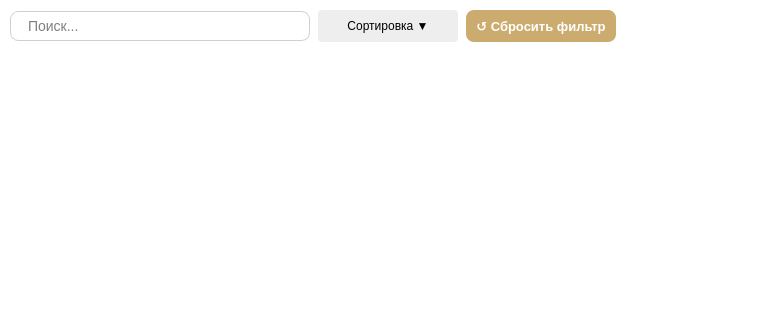
lerakaplich/Documents, file client/ui/system/document_types/document_type_page.ui: the form before one commit; both pictures show x 0 to 766 and y 0 to 320 of the 900 by 600 pixel window.
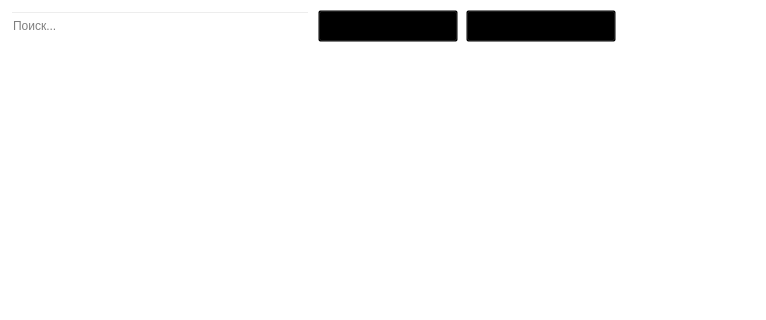
The form after the commit.

Diff of the .ui file:
```diff
--- a/client/ui/system/document_types/document_type_page.ui
+++ b/client/ui/system/document_types/document_type_page.ui
@@ -53,11 +53,12 @@
        </property>
        <property name="styleSheet">
         <string notr="true">QLineEdit {
-    border: 1px solid #D0D0D0;
+    border: 1px solid {BORDER_INPUT};
     border-radius: 8px;
     padding: 5px 15px;
     font-size: 14px;
-    background-color: white;
+    background-color: {BG_INPUT};
+    color: {TEXT_PRIMARY};
 }
 QLineEdit:focus {
     border: 2px solid #D22730;
@@ -78,10 +79,10 @@
        </property>
        <property name="styleSheet">
         <string notr="true">QPushButton {
-    background-color: #eeeeee;
+    background-color: {BTN_SECONDARY_BG};
     border-radius: 4px;
     font-weight: normal;
-    color: black;
+    color: {TEXT_BLACK};
 }
 QPushButton:hover {
     background-color: #dddddd;
@@ -113,8 +114,8 @@
        <property name="styleSheet">
         <string notr="true">
 QPushButton {
-    background-color: #ccab6e;
-    color: white;
+    background-color: {ACCENT_PRIMARY};
+    color: {TEXT_ON_ACCENT};
     border-radius: 8px;
     font-weight: bold;
     font-size: 13px;
```
Left out of the diff: 14 changed lines with no effect on the pictures.
